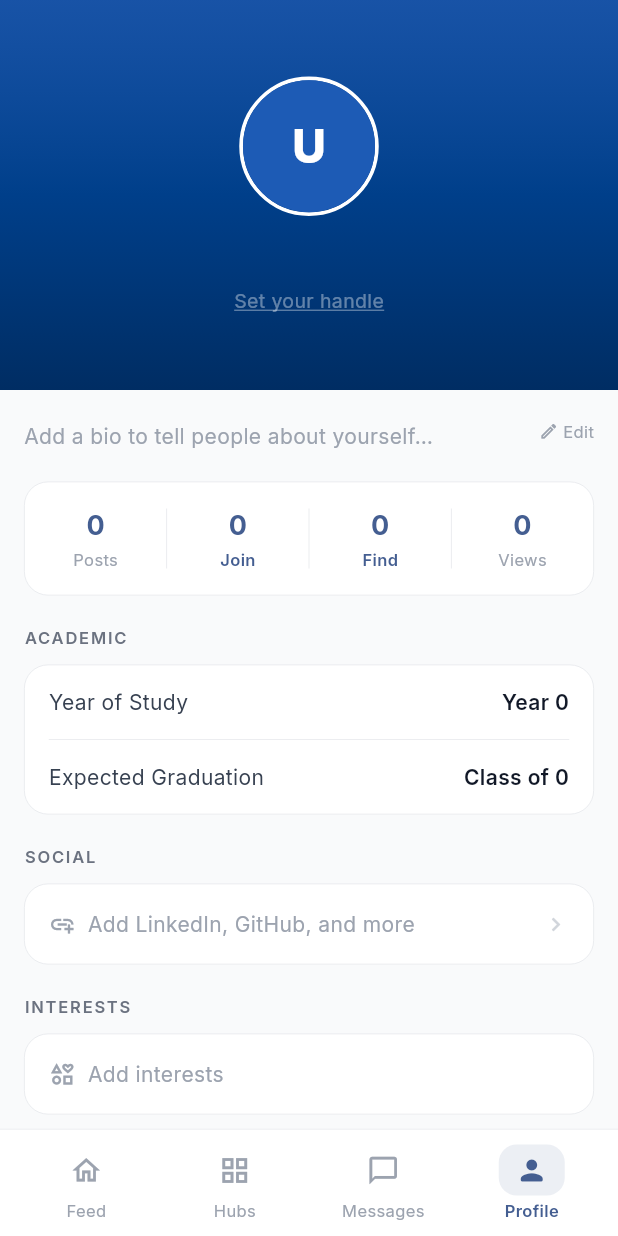
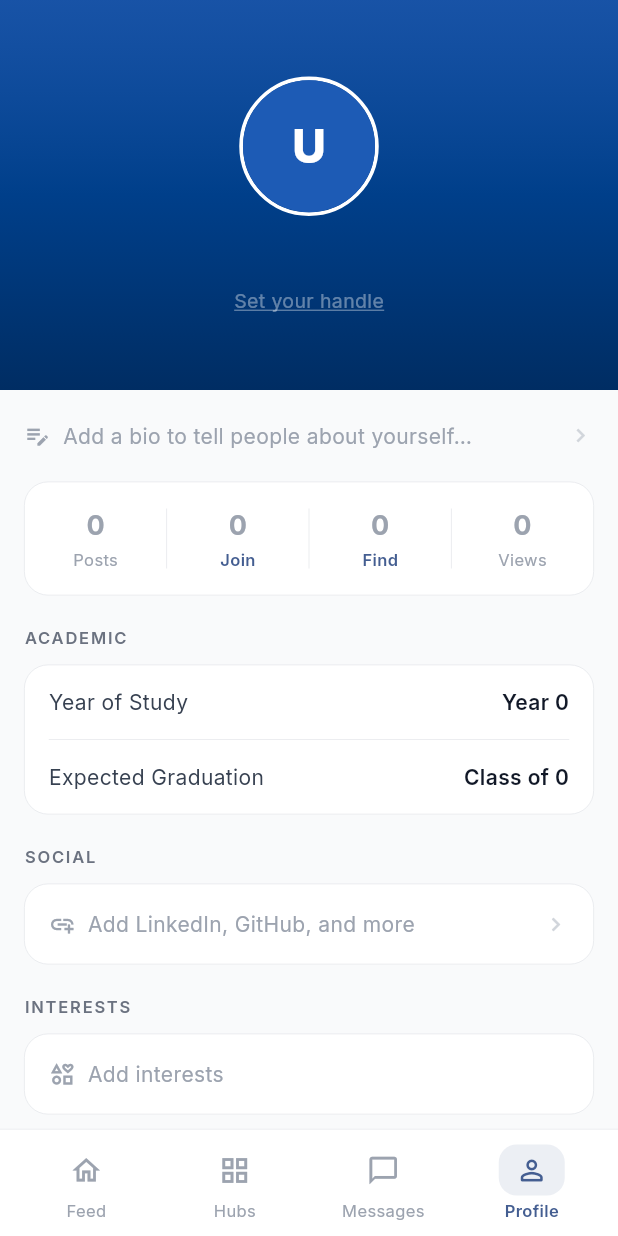
Before and after one commit to chrisxie12/UNIFY, a Flutter app: the screen it shows once a user with an empty profile is signed in, item 4 of the bottom bar chosen, on a phone screen of 412 x 824 dp. Run offline on Flutter 3.47's test engine with Material 3 defaults, Android fonts, the phone set to English and light mode, and no system bars; our stand-ins replace cached_network_image, equatable, flutter_dotenv, flutter_riverpod, flutter_svg, go_router and 7 more; accounts and stored records are empty.

Commit message:
Design audit pass: typography, color, icon, and UX consistency
Color/state:
- Stat zeros now gray (AppColors.grey3); only real data uses primary color
- Empty state bio shows icon-left + text + chevron-right pattern
- Populated bio retains edit affordance on the right

Chevron rule:
- Appearance tile: showChevron: false (opens sheet, not screen)
- Sign Out: already no chevron (confirmed)
- Bio/social empty states: chevron right (lead to edit screen)

Component consistency:
- Achievement icon background: circle -> BorderRadius.circular(10)
  (matches settings tile icon containers — one unified shape)
- Social link rows: vertical padding 12→14 (matches Academic/Account rows)

Bottom nav:
- All tabs now use outline icons for active state
- Active state signaled by pill background + colored label only
- Removes filled-icon weight disparity on Profile tab

https://claude.ai/code/session_01Ho6HSv4QZY4KoUvcMZKtur

```diff
--- a/mobile_flutter/lib/core/widgets/main_shell.dart
+++ b/mobile_flutter/lib/core/widgets/main_shell.dart
@@ -9,10 +9,10 @@ class MainShell extends StatelessWidget {
   const MainShell({super.key, required this.navigationShell});
 
   static const _tabs = [
-    _TabItem(icon: Icons.home_outlined,        activeIcon: Icons.home_rounded,        label: 'Feed'),
-    _TabItem(icon: Icons.grid_view_outlined,   activeIcon: Icons.grid_view_rounded,   label: 'Hubs'),
-    _TabItem(icon: Icons.chat_bubble_outline,  activeIcon: Icons.chat_bubble_rounded, label: 'Messages'),
-    _TabItem(icon: Icons.person_outline_rounded,activeIcon: Icons.person_rounded,     label: 'Profile'),
+    _TabItem(icon: Icons.home_outlined,         activeIcon: Icons.home_outlined,         label: 'Feed'),
+    _TabItem(icon: Icons.grid_view_outlined,    activeIcon: Icons.grid_view_outlined,    label: 'Hubs'),
+    _TabItem(icon: Icons.chat_bubble_outline,   activeIcon: Icons.chat_bubble_outline,   label: 'Messages'),
+    _TabItem(icon: Icons.person_outline_rounded,activeIcon: Icons.person_outline_rounded,label: 'Profile'),
   ];
 
   @override
--- a/mobile_flutter/lib/features/profile/presentation/screens/profile_screen.dart
+++ b/mobile_flutter/lib/features/profile/presentation/screens/profile_screen.dart
@@ -271,19 +271,32 @@ class _BioSection extends StatelessWidget {
   @override
   Widget build(BuildContext context) {
     final hasBio = profile.bio != null && profile.bio!.isNotEmpty;
+
+    if (!hasBio) {
+      return GestureDetector(
+        onTap: () => context.push('/app/profile/edit'),
+        child: Row(
+          children: [
+            Icon(Icons.edit_note_outlined, size: 18, color: AppColors.grey3),
+            const SizedBox(width: 8),
+            Expanded(
+              child: Text(
+                'Add a bio to tell people about yourself…',
+                style: AppTextStyles.body.copyWith(color: AppColors.grey3),
+              ),
+            ),
+            Icon(Icons.chevron_right, size: 18, color: AppColors.grey4),
+          ],
+        ),
+      );
+    }
+
     return GestureDetector(
       onTap: () => context.push('/app/profile/edit'),
       child: Row(
         crossAxisAlignment: CrossAxisAlignment.start,
         children: [
-          Expanded(
-            child: Text(
-              hasBio ? profile.bio! : 'Add a bio to tell people about yourself…',
-              style: hasBio
-                  ? AppTextStyles.body
-                  : AppTextStyles.body.copyWith(color: AppColors.grey3),
-            ),
-          ),
+          Expanded(child: Text(profile.bio!, style: AppTextStyles.body)),
           const SizedBox(width: 8),
           Row(
             mainAxisSize: MainAxisSize.min,
@@ -358,7 +371,8 @@ class _StatBox extends StatelessWidget {
   @override
   Widget build(BuildContext context) {
     final primary = Theme.of(context).colorScheme.primary;
-    final isZero = value == '0' && zeroLabel != null;
+    final isEmpty = value == '0';
+    final isZeroCta = isEmpty && zeroLabel != null;
     return Expanded(
       child: GestureDetector(
         onTap: onTap,
@@ -366,14 +380,17 @@ class _StatBox extends StatelessWidget {
           children: [
             Text(
               value,
-              style: AppTextStyles.h3.copyWith(color: primary),
+              // Gray for zero, colored for real data
+              style: AppTextStyles.h3.copyWith(
+                color: isEmpty ? AppColors.grey3 : primary,
+              ),
             ),
             const SizedBox(height: 2),
             Text(
-              isZero ? zeroLabel! : label,
+              isZeroCta ? zeroLabel! : label,
               style: AppTextStyles.caption.copyWith(
-                color: isZero ? primary : null,
-                fontWeight: isZero ? FontWeight.w600 : null,
+                color: isZeroCta ? primary : null,
+                fontWeight: isZeroCta ? FontWeight.w600 : null,
               ),
             ),
           ],
@@ -626,7 +643,7 @@ class _SocialLinkRow extends StatelessWidget {
   @override
   Widget build(BuildContext context) {
     return Padding(
-      padding: const EdgeInsets.symmetric(horizontal: 16, vertical: 12),
+      padding: const EdgeInsets.symmetric(horizontal: 16, vertical: 14),
       child: Row(
         children: [
           Container(
@@ -812,7 +829,7 @@ class _BadgeCard extends StatelessWidget {
             height: 40,
             decoration: BoxDecoration(
               color: badge.color.withOpacity(0.12),
-              shape: BoxShape.circle,
+              borderRadius: BorderRadius.circular(10),
             ),
             child: Icon(badge.icon, color: badge.color, size: 22),
           ),
@@ -866,6 +883,7 @@ class _AccountSection extends StatelessWidget {
                 icon: Icons.palette_outlined,
                 label: 'Appearance',
                 iconColor: const Color(0xFF8B5CF6),
+                showChevron: false,
                 onTap: () => ThemePickerSheet.show(context),
               ),
               const Divider(height: 1, indent: 56, endIndent: 0),
```
